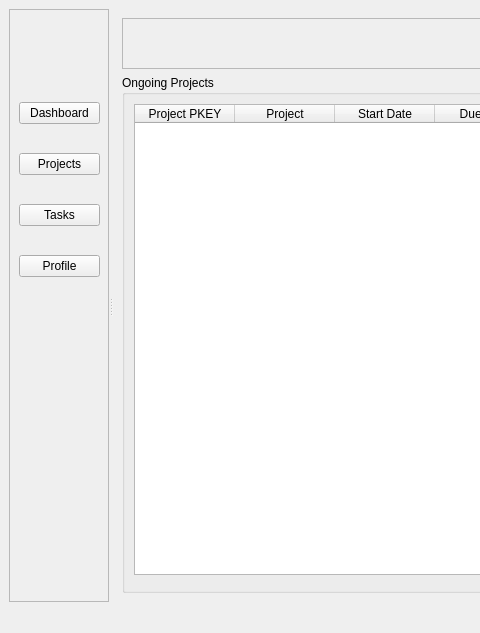
Before: the Qt Designer form ui/homeWindow.ui in yasar12123/Soft27101-PMS, drawn with Qt 5; both pictures show x 0 to 480 and y 0 to 633 of the 1219 by 633 pixel window.
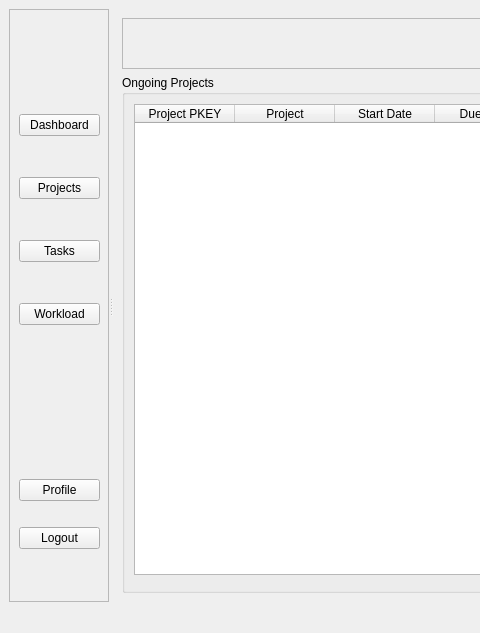
After: the same form once the commit is applied.

Commit message: programmed add members, optimised queries, added in owner and admin privliges, moved database connection inside of class as attribute, created a user instance instead of using username as paramter

What changed in the file:
```diff
--- a/ui/homeWindow.ui
+++ b/ui/homeWindow.ui
@@ -42,7 +42,7 @@
           <x>10</x>
           <y>70</y>
           <width>81</width>
-          <height>221</height>
+          <height>281</height>
          </rect>
         </property>
         <layout class="QVBoxLayout" name="verticalLayout_4">
@@ -68,12 +68,38 @@
           </widget>
          </item>
          <item>
+          <widget class="QPushButton" name="workloadButton">
+           <property name="text">
+            <string>Workload</string>
+           </property>
+          </widget>
+         </item>
+        </layout>
+       </widget>
+       <widget class="QWidget" name="">
+        <property name="geometry">
+         <rect>
+          <x>10</x>
+          <y>450</y>
+          <width>81</width>
+          <height>111</height>
+         </rect>
+        </property>
+        <layout class="QVBoxLayout" name="verticalLayout_17">
+         <item>
           <widget class="QPushButton" name="profileButton">
            <property name="text">
             <string>Profile</string>
            </property>
           </widget>
          </item>
+         <item>
+          <widget class="QPushButton" name="logOutButton">
+           <property name="text">
+            <string>Logout</string>
+           </property>
+          </widget>
+         </item>
         </layout>
        </widget>
       </widget>
```
The commit also changes 38 other files.
